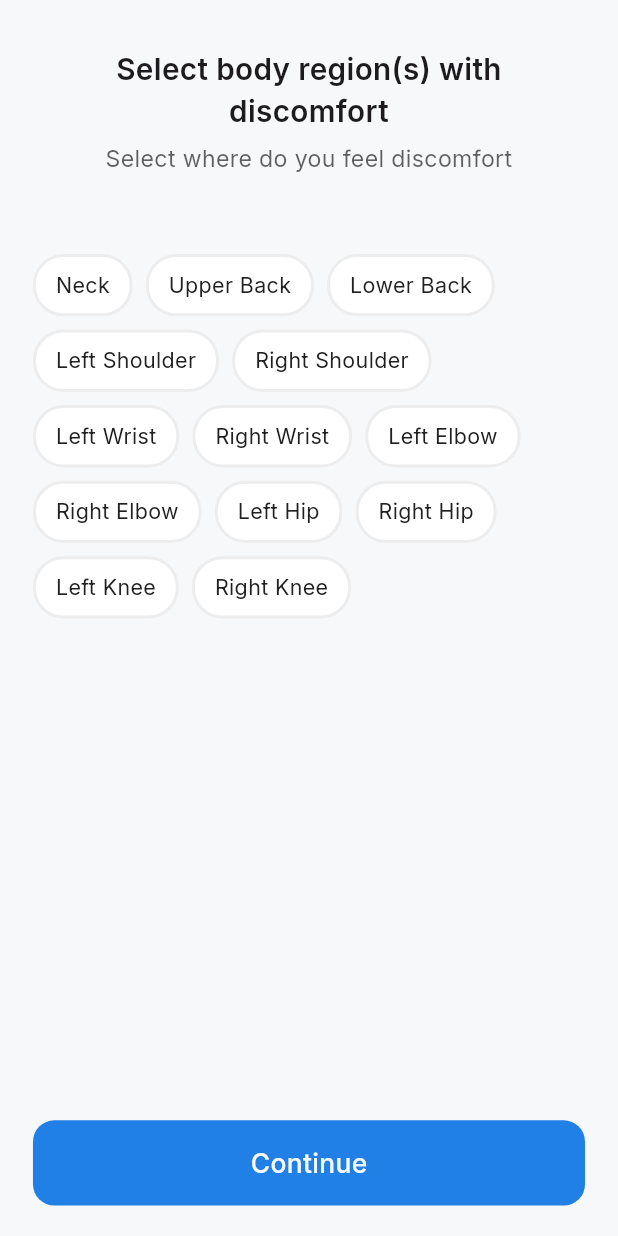
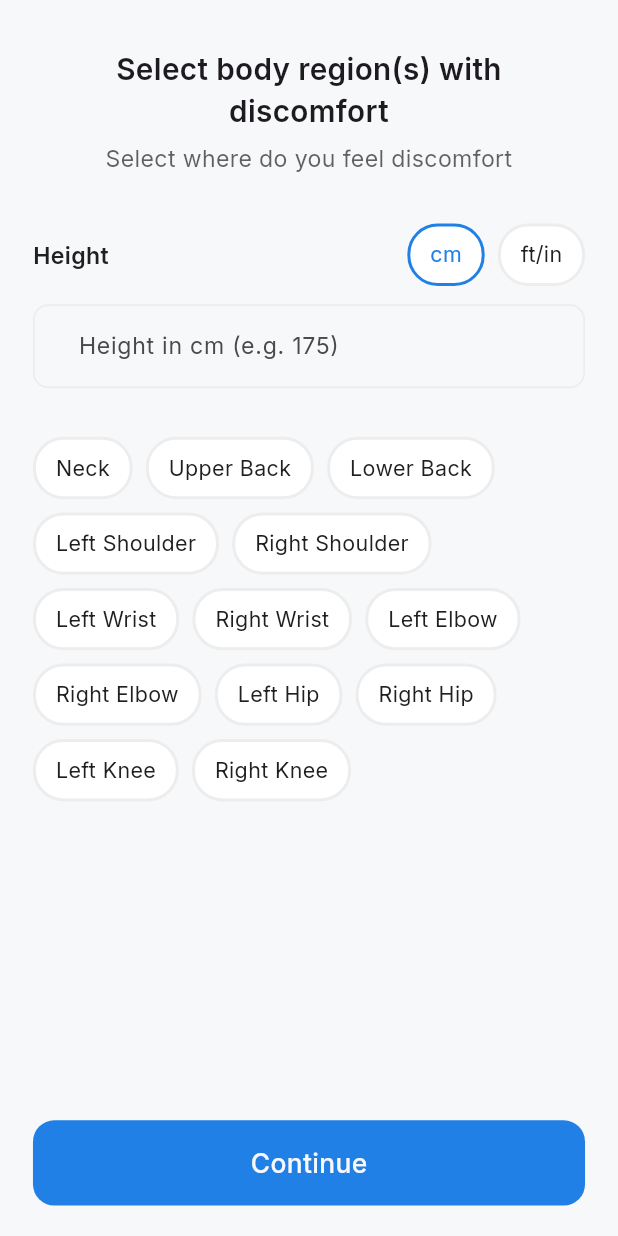
Before and after one commit to SabbirMurad/postura_app, a Flutter app: the SelectBodyRegionScreen screen opened by its route, on a phone screen of 412 x 824 dp. Run offline on Flutter 3.47's test engine with Material 3 defaults, Android fonts, the phone set to English and light mode, and no system bars; our stand-ins replace cached_network_image, connectivity_plus, firebase_core, firebase_messaging, flutter_blurhash, flutter_image_compress and 18 more; missing offline and left inert: blurhash_ffi, flutter_appauth, wechat_assets_picker; accounts and stored records are empty; generated files the repository leaves out were written again; network calls fail.

Commit message:
assessment: ask for height on the first scan
The first scan after sign-up (or after an app restart) starts at the
body-region screen and skipped the Scan tab's height field, so 0 was
sent. That screen now asks for height when none is known, both entry
points enforce 50-250 cm, a missing height is sent as null instead of
0, and the CPE view shows "Not provided" for old 0 values.

Co-Authored-By: Claude Opus 5.5 <noreply@anthropic.com>
Claude-Session: https://claude.ai/code/session_01D6jHXeahfGLr87W6okENS3

```diff
--- a/lib/models/assessment/scan_supplemental.dart
+++ b/lib/models/assessment/scan_supplemental.dart
@@ -39,9 +39,10 @@ class ScanSupplemental {
   }
 
   /// Contract: the backend's `ScanSupplementalInput` parses these exact
-  /// snake_case keys.
+  /// snake_case keys. A missing height is sent as null (never 0) so the
+  /// backend rejects it instead of storing a fake value.
   Map<String, dynamic> toMap() => {
-    'height_cm': heightCm ?? 0,
+    'height_cm': heightCm,
     'phone_cradle': phoneCradle,
     'hands_free_available': handsFreeAvailable,
   };
--- a/lib/view/assessment/select_body_region_screen.dart
+++ b/lib/view/assessment/select_body_region_screen.dart
@@ -5,6 +5,7 @@ import 'package:go_router/go_router.dart';
 import 'package:posture_detector_app/common/widgets/app_top_section.dart';
 import 'package:posture_detector_app/constants/colors.dart';
 import 'package:posture_detector_app/common/widgets/custom_toast.dart';
+import 'package:posture_detector_app/common/widgets/height_input_field.dart';
 import 'package:posture_detector_app/constants/app_text.dart';
 import 'package:posture_detector_app/l10n/app_localizations.dart';
 import 'package:posture_detector_app/common/widgets/primary_button.dart';
@@ -22,9 +23,18 @@ class SelectBodyRegionScreen extends ConsumerStatefulWidget {
 
 class _SelectBodyRegionScreenState
     extends ConsumerState<SelectBodyRegionScreen> {
+  /// True when no height is known yet — the first scan after sign-up (or after
+  /// an app restart) lands here directly, skipping the Scan tab that normally
+  /// asks for it. Coming from the Scan tab, height is already set (and reset()
+  /// below carries it over), so it isn't asked twice.
+  late final bool _askHeight;
+  double? _heightCm;
+
   @override
   void initState() {
     super.initState();
+    _heightCm = ref.read(assessmentNotifierProvider).scanSupplemental.heightCm;
+    _askHeight = _heightCm == null || _heightCm! <= 0;
     // First screen of a new scan: clear anything left from a previous
     // assessment. The notifier is keepAlive, so without this the old pain
     // selections and captured photos persist and the review screen shows the
@@ -33,6 +43,30 @@ class _SelectBodyRegionScreenState
     WidgetsBinding.instance.addPostFrameCallback((_) {
       ref.read(assessmentNotifierProvider.notifier).reset();
     });
+  }
+
+  void _onContinue() {
+    final loc = AppLocalizations.of(context)!;
+    if (_askHeight) {
+      final h = _heightCm;
+      if (h == null || h <= 0) {
+        showCustomToast(text: 'Please enter your height');
+        return;
+      }
+      if (h < 50 || h > 250) {
+        showCustomToast(text: 'Height must be between 50 and 250 cm');
+        return;
+      }
+    }
+    if (ref.read(assessmentNotifierProvider).selectedBodyRegions.isEmpty) {
+      // EN: "Please select a body region"
+      showCustomToast(text: loc.pleaseSelectBodyRegion);
+      return;
+    }
+    if (_askHeight) {
+      ref.read(assessmentNotifierProvider.notifier).setHeightCm(_heightCm!);
+    }
+    context.push(AppRoute.employeePainIntensityScreen);
   }
 
   @override
@@ -44,9 +78,15 @@ class _SelectBodyRegionScreenState
 
     return Scaffold(
       backgroundColor: AppColors.surface,
+      // Scrollable so the keyboard (height field) can't overflow the page;
+      // IntrinsicHeight keeps the Spacer pinning the button to the bottom.
       body: SafeArea(
-        child: Padding(
+        child: LayoutBuilder(
+          builder: (context, constraints) => SingleChildScrollView(
             padding: EdgeInsets.symmetric(horizontal: 20.w),
+            child: ConstrainedBox(
+              constraints: BoxConstraints(minHeight: constraints.maxHeight),
+              child: IntrinsicHeight(
                 child: Column(
                   crossAxisAlignment: CrossAxisAlignment.start,
                   children: [
@@ -56,14 +96,21 @@ class _SelectBodyRegionScreenState
                       title: loc.bodyRegionTitle,
                       subtitle: AppText.bodyRegionSubtitle,
                     ),
+                    if (_askHeight) ...[
+                      SizedBox(height: 32.h),
+                      HeightInputField(
+                        initialHeightCm: _heightCm,
+                        onChanged: (cm) => _heightCm = cm,
+                      ),
+                      SizedBox(height: 32.h),
+                    ] else
                       SizedBox(height: 52.h),
                     Wrap(
                       spacing: 8.w,
                       runSpacing: 8.w,
                       children: allBodyRegions.toList().map((region) {
-                  final isSelected = assessment.selectedBodyRegions.contains(
-                    region,
-                  );
+                        final isSelected = assessment.selectedBodyRegions
+                            .contains(region);
                         return GestureDetector(
                           onTap: () => ref
                               .read(assessmentNotifierProvider.notifier)
@@ -76,18 +123,12 @@ class _SelectBodyRegionScreenState
                       }).toList(),
                     ),
                     Spacer(),
+                    SizedBox(height: 24.h),
                     SafeArea(
                       top: false,
                       child: PrimaryButton(
                         margin: EdgeInsets.only(bottom: 20.h),
-                  onTap: () {
-                    if (assessment.selectedBodyRegions.isEmpty) {
-                      // EN: "Please select a body region"
-                      showCustomToast(text: loc.pleaseSelectBodyRegion);
-                    } else {
-                      context.push(AppRoute.employeePainIntensityScreen);
-                    }
-                  },
+                        onTap: _onContinue,
                         // EN: "Continue"
                         text: loc.continueButton,
                         backgroundColor: AppColors.primaryColor,
@@ -103,6 +144,9 @@ class _SelectBodyRegionScreenState
                 ),
               ),
             ),
+          ),
+        ),
+      ),
     );
   }
 }
--- a/lib/view/cpe/assessment_details_screen.dart
+++ b/lib/view/cpe/assessment_details_screen.dart
@@ -71,7 +71,10 @@ class CPEAssessmentScreen extends ConsumerWidget {
             Icon(Icons.height, size: 16.w, color: const Color(0xFF0078B5)),
             SizedBox(width: 4.w),
             Text(
-              heightCm != null ? '${heightCm.round()} cm' : 'Not provided',
+              // Older first-time scans stored 0 when height was never asked.
+              heightCm != null && heightCm > 0
+                  ? '${heightCm.round()} cm'
+                  : 'Not provided',
               style: TextStyle(
                 fontSize: 14.sp,
                 fontWeight: FontWeight.w500,
--- a/lib/view/scan/scan_business_screen.dart
+++ b/lib/view/scan/scan_business_screen.dart
@@ -36,6 +36,10 @@ class _ScanBusinessScreenState extends ConsumerState<ScanBusinessScreen> {
 
     if (_heightCm == null || _heightCm! <= 0) {
       showCustomToast(text: 'Please enter your height');
+      return;
+    }
+    if (_heightCm! < 50 || _heightCm! > 250) {
+      showCustomToast(text: 'Height must be between 50 and 250 cm');
       return;
     }
 
```
Lines whose indentation alone changed are shown as unchanged.
